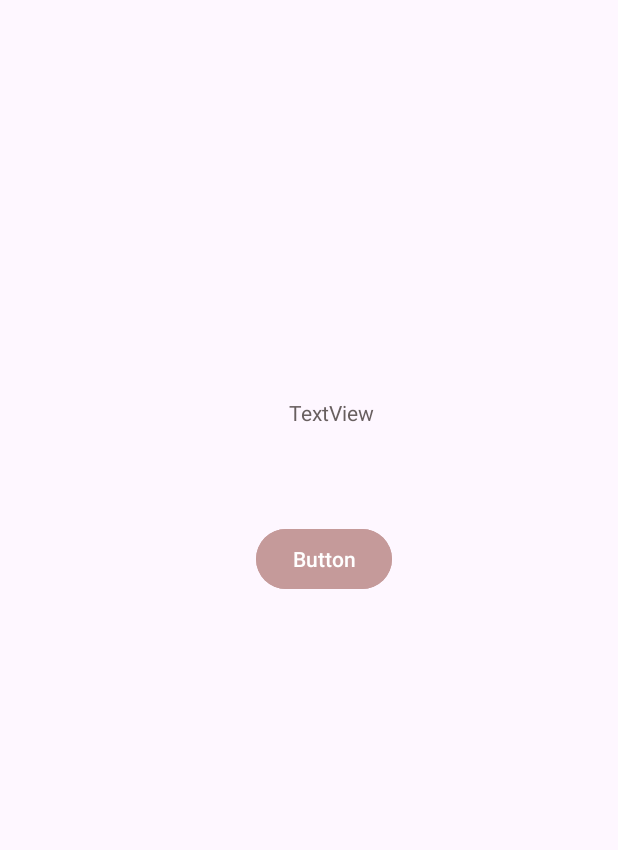
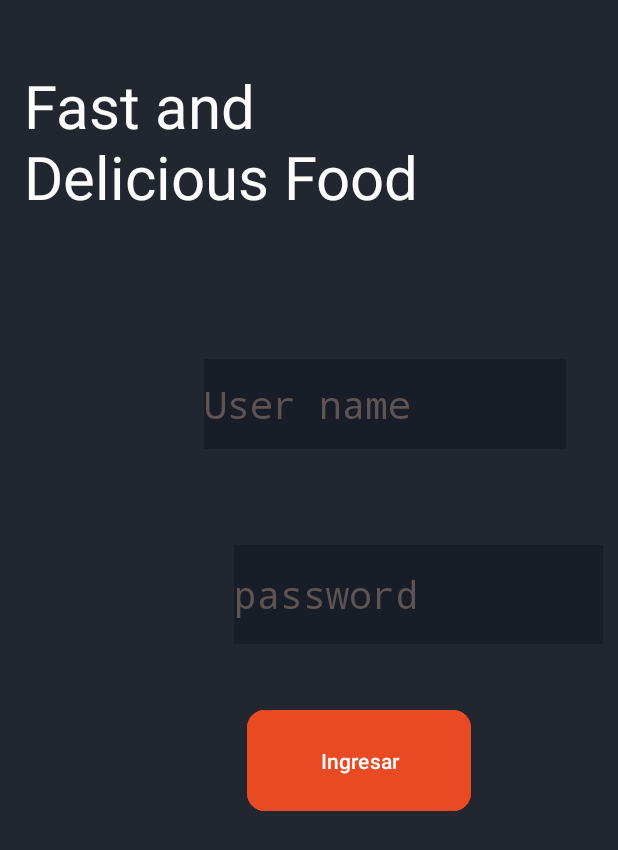
Before and after one commit to JuanJimenezIY/DispositivosMoviles, an Android app: the screen it shows after launch (EmptyActivity before the commit, MainActivity after it), on a phone screen of 412 x 824 dp. Shown: the top 850 px of the screen. Run offline under Robolectric (Android 15) with nearby library versions, the light colour scheme and no system bars; Roboto replaces fonts that are not available here.

Commit message:
03/06/2023

```diff
--- a/app/src/main/AndroidManifest.xml
+++ b/app/src/main/AndroidManifest.xml
@@ -12,8 +12,12 @@
         android:supportsRtl="true"
         android:theme="@style/Theme.Dispositivos"
         tools:targetApi="31">
+               <activity
+                   android:name=".ui.activities.EmptyActivity"
+                   android:exported="false">
+                   </activity>
         <activity
-            android:name=".EmptyActivity"
+            android:name=".ui.activities.MainActivity"
             android:exported="true">
             <intent-filter>
                 <action android:name="android.intent.action.MAIN" />
--- /dev/null
+++ b/app/src/main/java/com/example/dispositivos/data/entities/LoginUser.kt
@@ -0,0 +1,6 @@
+package com.example.dispositivos.data.entities
+
+data class LoginUser(
+    val name: String ="admin",
+    val pass:String="admin") {
+}
--- a/app/src/main/java/com/example/dispositivos/ui/activities/MainActivity.kt
+++ b/app/src/main/java/com/example/dispositivos/ui/activities/MainActivity.kt
@@ -1,7 +1,10 @@
 package com.example.dispositivos.ui.activities
 
+import android.content.Intent
 import androidx.appcompat.app.AppCompatActivity
 import android.os.Bundle
+import android.util.Log
+import com.example.dispositivos.Logic.validator.LoginValidator
 import com.example.dispositivos.databinding.ActivityMainBinding
 import com.google.android.material.snackbar.Snackbar
 
@@ -19,6 +22,9 @@ class MainActivity : AppCompatActivity() {
 
     override fun onStart() {
         super.onStart()
+
+
+
         initClass()
     }
 
@@ -26,16 +32,64 @@ class MainActivity : AppCompatActivity() {
         super.onDestroy()
     }
     private fun initClass() {
-        binding.boton1.setOnClickListener {
-            binding.txtBuscar.text = "El codigo se ejecuta correctamente"
+        binding.btnLogin.setOnClickListener {
+            //obtenemos la instancia de la clase
+            //val loginVal =LoginValidator()
+            //acceod al metodo y le vincio los dos parametros que necsito
+            val check=LoginValidator().checkLogin(
+                binding.txtName.text.toString(),
+                binding.txtName.text.toString()
+            )
+
+            if (check){
+                //Intents
+                var intent =Intent(this,EmptyActivity::class.java
+                )
+                intent.putExtra("var1","UCE")
+                intent.putExtra("var2",binding.txtName.text.toString())
+                startActivity(intent)
+            }
+            else{
+                Snackbar.make(
+                    binding.editTextText
+                    ,"Usuario y contraseña invalidos",
+                    Snackbar.LENGTH_LONG
+                ).show()
+            }
+/*
+            if(binding.txtName.text.toString()=="admin" && binding.txtName.text.toString()=="admin"){
+
+                //Intents
+                var intent =Intent(this,EmptyActivity::class.java
+                )
+                intent.putExtra("var1","UCE")
+                intent.putExtra("var2",binding.txtName.text.toString())
+                startActivity(intent)
+
+            }else
+            {
+                Snackbar.make(
+                    binding.editTextText
+                    ,"Usuario y contraseña invalidos",
+                    Snackbar.LENGTH_LONG
+                ).show()
+            }
+*/
+           // binding.txtBuscar.text = "El codigo se ejecuta correctamente"
 
             //SUMA
+            /*
             var f = Snackbar.make(
                 binding.boton1,
                 "Este es otro mensaje",
                 Snackbar.LENGTH_SHORT
             )
-                .show()
+                .show()*/
+
+
+
+
+
         }
     }
 
--- a/app/src/main/res/layout/activity_main.xml
+++ b/app/src/main/res/layout/activity_main.xml
@@ -19,25 +19,12 @@
         android:layout_marginEnd="101dp"
         android:text="@string/name_banner"
         app:layout_constraintBottom_toBottomOf="parent"
-        app:layout_constraintEnd_toEndOf="@+id/boton1"
+        app:layout_constraintEnd_toEndOf="@+id/btn_login"
         app:layout_constraintHorizontal_bias="0.0"
         app:layout_constraintStart_toStartOf="parent"
         app:layout_constraintTop_toTopOf="parent"
         app:layout_constraintVertical_bias="0.06" />
 
-    <Button
-
-        android:id="@+id/boton1"
-        android:layout_width="77dp"
-        android:layout_height="73dp"
-        android:layout_marginTop="20dp"
-        android:layout_marginEnd="16dp"
-        android:backgroundTint="#E84B24"
-        app:cornerRadius="12dp"
-        app:layout_constraintBottom_toBottomOf="@+id/txt_buscar"
-        app:layout_constraintEnd_toEndOf="parent"
-        app:layout_constraintTop_toBottomOf="@+id/editTextText"
-        app:layout_constraintVertical_bias="1.0" />
     <!--
             app:icon="@drawable/tune_48px"
             app:iconGravity="top"
@@ -46,22 +33,58 @@
 -->
 
 
-    <TextView
-        android:id="@+id/txt_buscar"
-        android:layout_width="293dp"
-        android:layout_height="72dp"
-        android:layout_marginStart="14dp"
-        android:layout_marginTop="20dp"
-        android:layout_marginEnd="11dp"
+    <Button
+
+        android:id="@+id/btn_login"
+        android:layout_width="149dp"
+        android:layout_height="75dp"
+        android:layout_marginStart="164dp"
+        android:layout_marginTop="180dp"
+        android:layout_marginEnd="98dp"
+        android:layout_marginBottom="259dp"
+        android:backgroundTint="#E84B24"
+        android:text="Ingresar"
+        app:cornerRadius="12dp"
+        app:layout_constraintBottom_toBottomOf="parent"
+        app:layout_constraintEnd_toEndOf="parent"
+        app:layout_constraintStart_toStartOf="parent"
+        app:layout_constraintTop_toTopOf="parent"
+        app:layout_constraintVertical_bias="0.935" />
+
+    <EditText
+        android:id="@+id/txt_name"
+        android:layout_width="241dp"
+        android:layout_height="60dp"
+        android:layout_marginStart="136dp"
+        android:layout_marginTop="96dp"
         android:height="100dp"
         android:background="#191D27"
         android:fontFamily="monospace"
-        android:foreground="?android:attr/actionModeWebSearchDrawable"
-        android:foregroundGravity="left|center_vertical"
-        android:gravity="center"
-        android:text="Search..."
+
+
+        android:hint="User name"
+        android:textColor="@color/font_color_dm"
+        android:textColorHint="@color/font_color_dm"
         android:textSize="25dp"
-        app:layout_constraintEnd_toStartOf="@+id/boton1"
+        app:layout_constraintStart_toStartOf="parent"
+        app:layout_constraintTop_toBottomOf="@+id/editTextText" />
+
+    <EditText
+        android:id="@+id/txt_password"
+        android:layout_width="246dp"
+        android:layout_height="66dp"
+        android:layout_marginStart="156dp"
+        android:layout_marginTop="220dp"
+        android:height="100dp"
+        android:background="#191D27"
+        android:fontFamily="monospace"
+        android:hint="password"
+        android:textColor="@color/font_color_dm"
+
+
+        android:textColorHint="@color/font_color_dm"
+        android:textSize="25dp"
+
         app:layout_constraintStart_toStartOf="parent"
         app:layout_constraintTop_toBottomOf="@+id/editTextText" />
 
```
Also changed, not shown: app/src/main/java/com/example/dispositivos/Logic/validator/LoginValidator.kt (added, +15 -0 lines), app/src/main/java/com/example/dispositivos/ui/activities/EmptyActivity.kt (renamed from app/src/main/java/com/example/dispositivos/EmptyActivity.kt, +20 -1 lines), app/src/main/res/layout/activity_empty.xml (+13 -2 lines).
